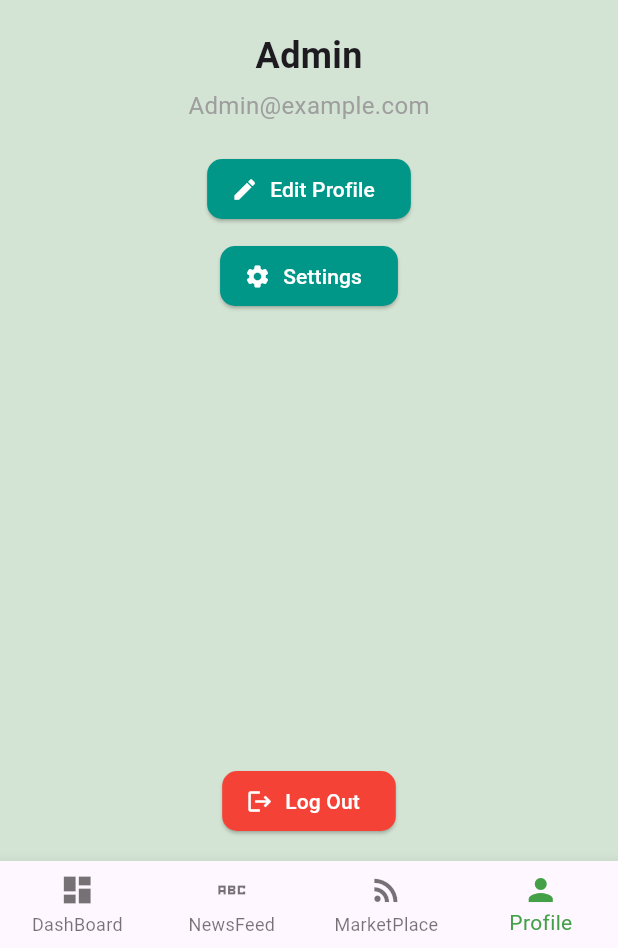
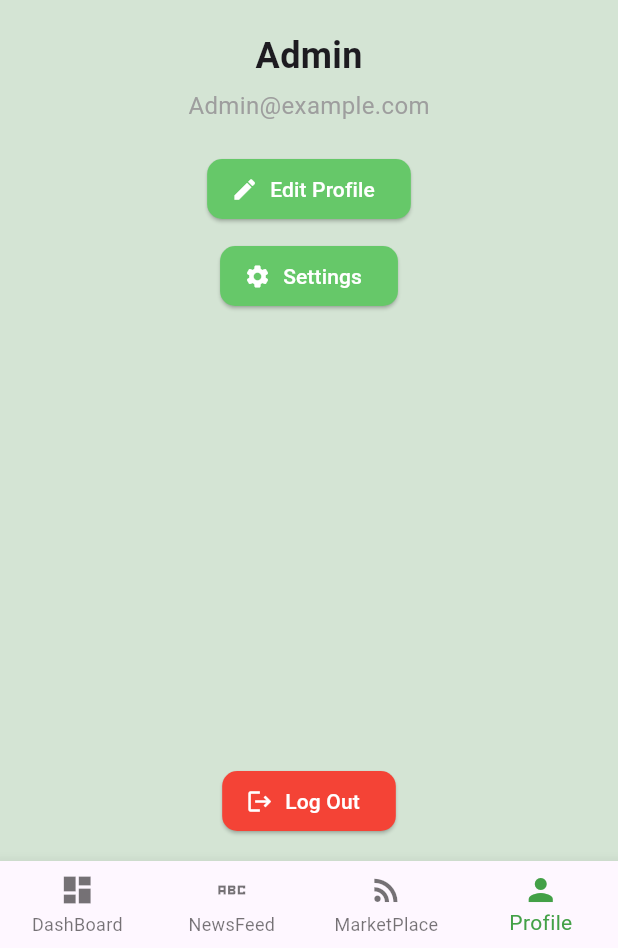
Before and after one commit to ST60002CEM/batch32a-Jemnish, a Flutter app: the screen it shows after launch, item 4 of the bottom bar chosen, on a phone screen of 412 x 824 dp, the part 288-1236 px from its top. Run offline on Flutter 3.47's test engine with Material 3 defaults, Android fonts, the phone set to English and light mode, and no system bars; our stand-ins replace flutter_svg.

Commit message:
changed the button colors

```diff
--- a/lib/screen/bottom_screens/profile_screen.dart
+++ b/lib/screen/bottom_screens/profile_screen.dart
@@ -38,7 +38,7 @@ class ProfileScreen extends StatelessWidget {
               label: const Text('Edit Profile'),
               style: ElevatedButton.styleFrom(
                 foregroundColor: Colors.white,
-                backgroundColor: Colors.teal,
+                backgroundColor: const Color.fromARGB(255, 102, 200, 105),
                 shape: RoundedRectangleBorder(
                   borderRadius: BorderRadius.circular(10),
                 ),
@@ -51,7 +51,7 @@ class ProfileScreen extends StatelessWidget {
               label: const Text('Settings'),
               style: ElevatedButton.styleFrom(
                 foregroundColor: Colors.white,
-                backgroundColor: Colors.teal,
+                backgroundColor: const Color.fromARGB(255, 102, 200, 105),
                 shape: RoundedRectangleBorder(
                   borderRadius: BorderRadius.circular(10),
                 ),
```
